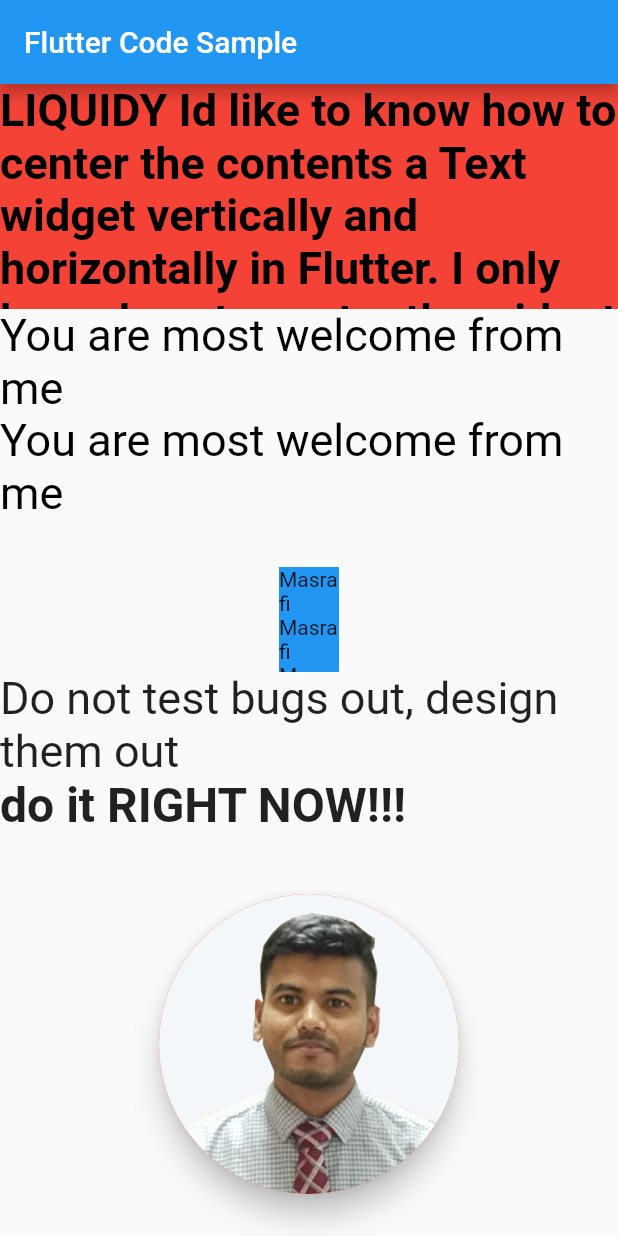
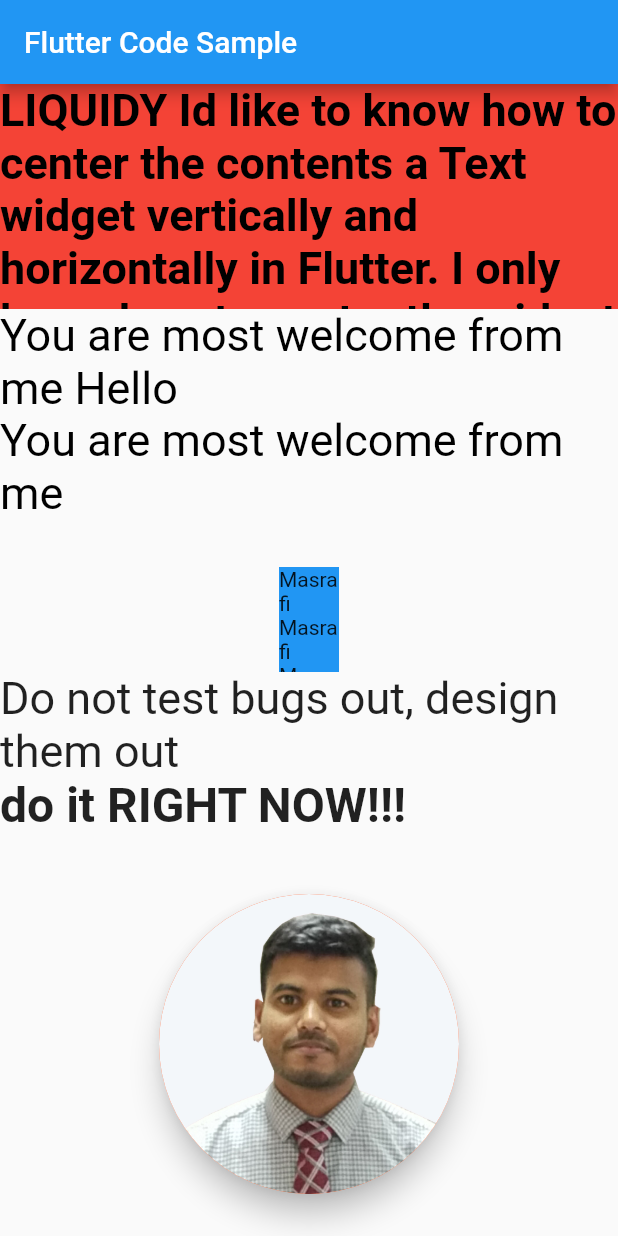
Before and after one commit to Masrafi/animation, a Flutter app: the screen it shows after launch, on a phone screen of 412 x 824 dp. Run offline on Flutter 3.47's test engine with Material 2 defaults, Android fonts, the phone set to English and light mode, and no system bars; drawn by our look-alikes of animated_text_kit, avatar_glow; Roboto replaces fonts that are missing (Agne).

```diff
--- a/lib/main.dart
+++ b/lib/main.dart
@@ -95,7 +95,7 @@ class _MyStatefulWidgetState extends State<MyStatefulWidget>
         ),
         DelayedAnimation(
           child: Text(
-            'You are most welcome from me',
+            'You are most welcome from me Hello ',
             style: TextStyle(
               fontSize: 30,
               color: Colors.black,
```
Also changed, not shown: pubspec.lock.
